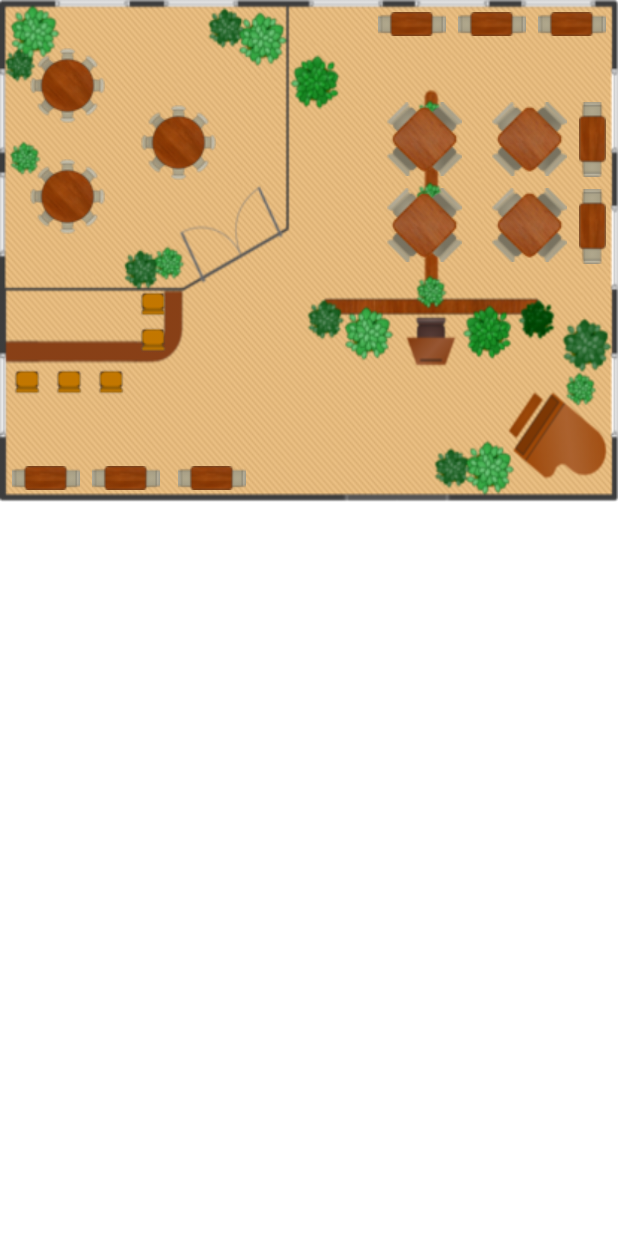
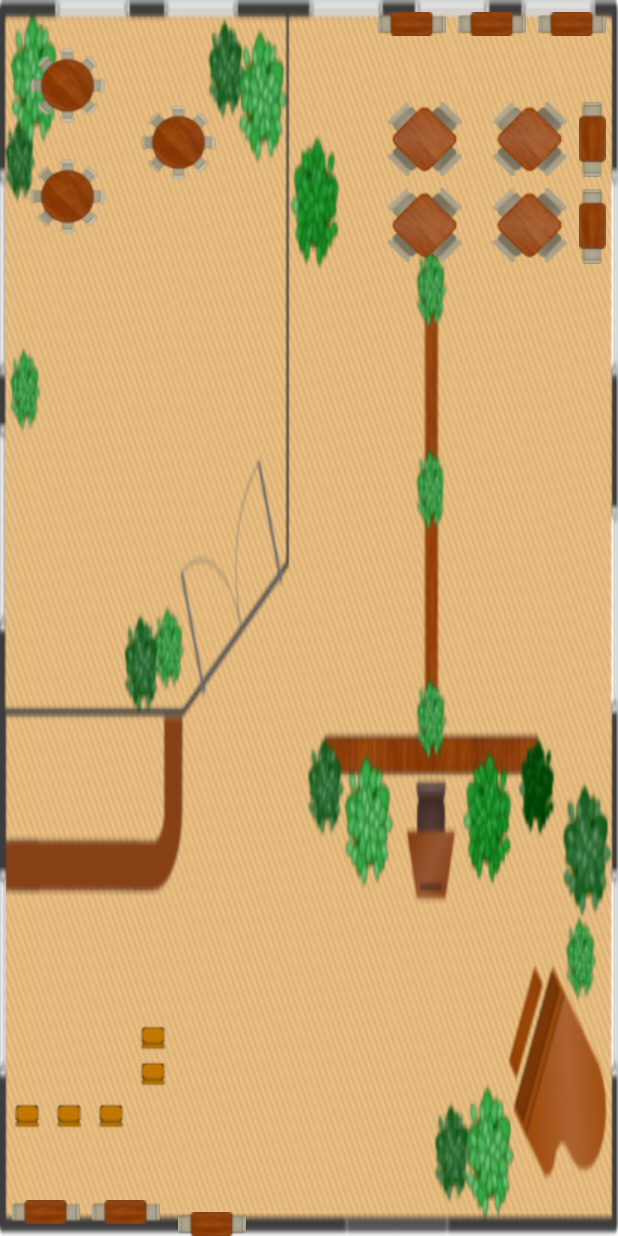
Before and after one commit to JesusMP97/ProyectoFinal, an Android app: the layout map.xml on its own in the app's theme, with its tools: preview values and no code run, on a phone screen of 412 x 824 dp. Run offline under Robolectric (Android 15) with nearby library versions, the phone set to English and light mode, and no system bars.

Commit message:
Antes de modificación de las interfaces

```diff
--- a/app/src/main/res/layout/map.xml
+++ b/app/src/main/res/layout/map.xml
@@ -3,7 +3,7 @@
     xmlns:app="http://schemas.android.com/apk/res-auto"
     xmlns:tools="http://schemas.android.com/tools"
     android:layout_width="match_parent"
-    android:layout_height="wrap_content"
+    android:layout_height="match_parent"
     android:background="@drawable/plano_restaurante"
     tools:context=".MainActivity">
 
@@ -69,9 +69,8 @@
         android:layout_width="wrap_content"
         android:layout_height="wrap_content"
         android:layout_marginStart="12dp"
-        android:layout_marginBottom="8dp"
         android:contentDescription="6"
-        app:layout_constraintBottom_toTopOf="@+id/guideline"
+        app:layout_constraintBottom_toBottomOf="parent"
         app:layout_constraintStart_toEndOf="@+id/ivDoubleTable5"
         app:srcCompat="@drawable/mesadoble_horizontal" />
 
@@ -232,11 +231,4 @@
         app:layout_constraintStart_toStartOf="@+id/ivBar4"
         app:srcCompat="@drawable/silla" />
 
-    <androidx.constraintlayout.widget.Guideline
-        android:id="@+id/guideline"
-        android:layout_width="wrap_content"
-        android:layout_height="wrap_content"
-        android:orientation="horizontal"
-        app:layout_constraintGuide_begin="335dp" />
-
 </androidx.constraintlayout.widget.ConstraintLayout>
--- a/app/src/main/res/values/arrays.xml
+++ b/app/src/main/res/values/arrays.xml
@@ -36,4 +36,12 @@
         <item>@drawable/silla</item>
         <item>@drawable/silla_ocupada</item>
     </array>
+    <array name="loading_background">
+        <item>@drawable/loading_first</item>
+        <item>@drawable/loading_second</item>
+        <item>@drawable/loading_third</item>
+        <item>@drawable/loading_fourth</item>
+        <item>@drawable/loading_fifth</item>
+        <item>@drawable/loading_sixth</item>
+    </array>
 </resources>
--- a/app/src/main/res/values/styles.xml
+++ b/app/src/main/res/values/styles.xml
@@ -99,5 +99,10 @@
         <item name="android:textColor">@color/white</item>
     </style>
 
+    <style name="loadingDialog">
+        <item name="android:background">@color/white</item>
+        <item name="android:windowBackground">@color/white</item>
+        <item name="android:layout_gravity">center</item>
+    </style>
 
 </resources>
```
Also changed, not shown: app/src/main/java/org/izv/proyecto/MainActivity.java (+58 -9 lines), app/src/main/java/org/izv/proyecto/view/adapter/MainViewAdapter.java (+4 -5 lines), app/src/main/res/layout/charging.xml (added, +19 -0 lines), app/src/main/res/layout/invoice_item.xml (+5 -5 lines), app/src/main/res/drawable/gastly.png (deleted), app/src/main/res/drawable/loading_fifth.png (added), app/src/main/res/drawable/loading_first.png (added), app/src/main/res/drawable/loading_fourth.png (added), app/src/main/res/drawable/loading_second.png (added), app/src/main/res/drawable/loading_sixth.png (added), app/src/main/res/drawable/loading_third.png (added).
